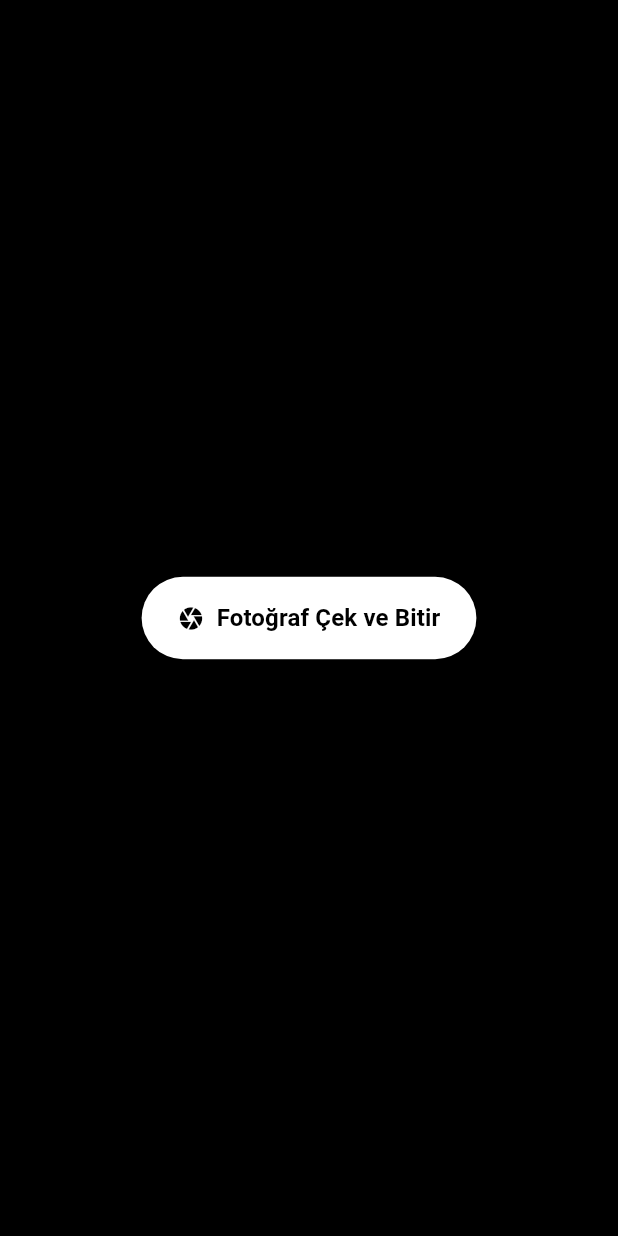
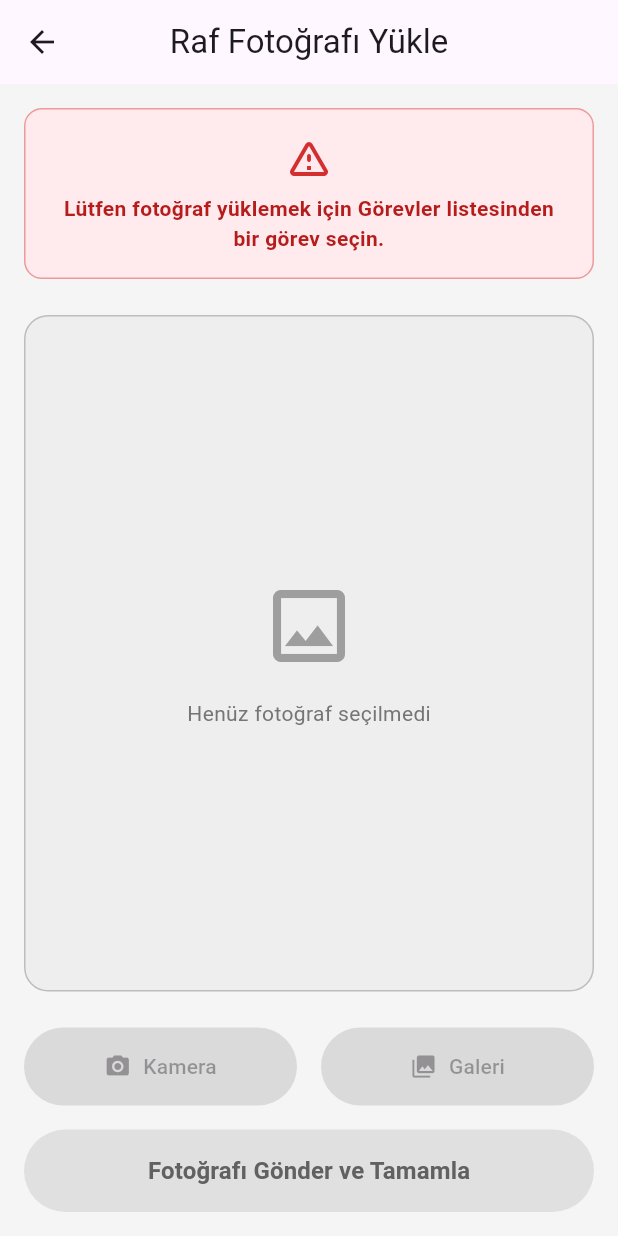
Before and after one commit to SmartVision-RetailAuditing/mobile-app, a Flutter app: the CameraScreen screen opened directly, on a phone screen of 412 x 824 dp. Run offline on Flutter 3.47's test engine with Material 3 defaults, Android fonts, the light colour scheme and no system bars; our stand-ins replace dio, fl_chart, flutter_riverpod, flutter_secure_storage, geolocator, google_maps_flutter and 1 more; missing offline and left inert: flutter_polyline_points; accounts and stored records are empty.

Commit message:
FP-99 - Feature: added camera/gallery support, 401 unauthorized interceptor, and audit API integration

```diff
--- /dev/null
+++ b/lib/base/audit_base.dart
@@ -0,0 +1,3 @@
+abstract class AuditBase {
+  Future<bool> submitAuditPhoto(int taskId, String imagePath);
+}
--- /dev/null
+++ b/lib/service/base/audit_service.dart
@@ -0,0 +1,4 @@
+abstract class AuditService {
+  // Fotoğraf yükleme işleminin taslağı
+  Future<bool> submitAuditPhoto(int taskId, String imagePath);
+}
--- a/lib/view/camera_view.dart
+++ b/lib/view/camera_view.dart
@@ -1,51 +1,200 @@
+import 'dart:io';
 import 'package:flutter/material.dart';
 import 'package:flutter_riverpod/flutter_riverpod.dart';
-import '../providers.dart'; // activeTaskProvider için
+import 'package:image_picker/image_picker.dart';
+import '../providers.dart';
 import '../view_model/camera_view_model.dart';
 
-class CameraScreen extends ConsumerWidget {
+class CameraScreen extends ConsumerStatefulWidget {
   const CameraScreen({super.key});
 
   @override
-  Widget build(BuildContext context, WidgetRef ref) {
-    // Sadece ekranda göstermek istersek aktif görevi izleyebiliriz
+  ConsumerState<CameraScreen> createState() => _CameraScreenState();
+}
+
+class _CameraScreenState extends ConsumerState<CameraScreen> {
+  File? _selectedImage;
+  bool _isLoading = false;
+  final ImagePicker _picker = ImagePicker();
+
+  // Kameradan veya Galeriden fotoğraf seçme fonksiyonu
+  Future<void> _pickImage(ImageSource source) async {
+    try {
+      final XFile? pickedFile = await _picker.pickImage(
+        source: source,
+        imageQuality: 80, // Yüklemeyi hızlandırmak için boyutu optimize ediyoruz
+      );
+
+      if (pickedFile != null) {
+        setState(() {
+          _selectedImage = File(pickedFile.path);
+        });
+      }
+    } catch (e) {
+      print("Fotoğraf seçme hatası: $e");
+    }
+  }
+
+  // Fotoğrafı Backend'e Gönderme Fonksiyonu
+  Future<void> _submitPhoto() async {
+    final activeTask = ref.read(activeTaskProvider);
+
+    // KONTROL 1: Görev seçili mi?
+    if (activeTask == null || activeTask.id == null) {
+      ScaffoldMessenger.of(context).showSnackBar(
+        const SnackBar(
+          content: Text("Hata: Lütfen önce Görevler sekmesinden bir görev seçin!"),
+          backgroundColor: Colors.red,
+        ),
+      );
+      return;
+    }
+
+    // KONTROL 2: Fotoğraf var mı?
+    if (_selectedImage == null) {
+      ScaffoldMessenger.of(context).showSnackBar(
+        const SnackBar(
+          content: Text("Lütfen göndermeden önce bir fotoğraf çekin veya seçin."),
+          backgroundColor: Colors.orange,
+        ),
+      );
+      return;
+    }
+
+    setState(() { _isLoading = true; });
+
+    // ViewModel'i çağırıp dosya yolunu (imagePath) gönderiyoruz
+    await ref.read(cameraViewModelProvider.notifier).takePhotoAndCompleteTask(_selectedImage!.path);
+
+    if (mounted) {
+      setState(() { _isLoading = false; });
+      _selectedImage = null; // Yükleme sonrası ekranı temizle
+    }
+  }
+
+  @override
+  Widget build(BuildContext context) {
     final activeTask = ref.watch(activeTaskProvider);
+    final hasTask = activeTask != null;
 
     return Scaffold(
-      backgroundColor: Colors.black,
-      body: Center(
+      appBar: AppBar(
+        title: const Text('Raf Fotoğrafı Yükle'),
+        centerTitle: true,
+      ),
+      body: Padding(
+        padding: const EdgeInsets.all(16.0),
         child: Column(
-          mainAxisAlignment: MainAxisAlignment.center,
+          crossAxisAlignment: CrossAxisAlignment.stretch,
           children: [
-            // Kullanıcıya hangi mağazanın fotoğrafını çektiğini gösterebiliriz (İsteğe bağlı)
-            if (activeTask != null) ...[
-              Text(
-                activeTask.storeName ?? "Bilinmeyen Mağaza",
-                style: const TextStyle(color: Colors.white, fontSize: 20, fontWeight: FontWeight.bold),
+            // GÖREV BİLGİ KARTI
+            Container(
+              padding: const EdgeInsets.all(16),
+              decoration: BoxDecoration(
+                color: hasTask ? Colors.blue.shade50 : Colors.red.shade50,
+                borderRadius: BorderRadius.circular(12),
+                border: Border.all(color: hasTask ? Colors.blue.shade200 : Colors.red.shade200),
               ),
-              const SizedBox(height: 8),
-              Text(
-                "Görev: ${activeTask.taskType ?? '-'}",
-                style: const TextStyle(color: Colors.grey, fontSize: 14),
+              child: Column(
+                children: [
+                  Icon(
+                    hasTask ? Icons.assignment_turned_in : Icons.warning_amber_rounded,
+                    color: hasTask ? Colors.blue.shade700 : Colors.red.shade700,
+                    size: 32,
+                  ),
+                  const SizedBox(height: 8),
+                  Text(
+                    hasTask
+                        ? "Aktif Görev: ${activeTask.storeName}\nTip: ${activeTask.taskType}"
+                        : "Lütfen fotoğraf yüklemek için Görevler listesinden bir görev seçin.",
+                    textAlign: TextAlign.center,
+                    style: TextStyle(
+                      color: hasTask ? Colors.blue.shade900 : Colors.red.shade900,
+                      fontWeight: FontWeight.w600,
+                    ),
+                  ),
+                ],
               ),
-              const SizedBox(height: 32),
-            ],
+            ),
+            const SizedBox(height: 24),
 
-            ElevatedButton.icon(
-              onPressed: () {
-                // ViewModel'deki fonksiyonu tetikliyoruz
-                ref.read(cameraViewModelProvider.notifier).takePhotoAndCompleteTask();
-              },
+            // FOTOĞRAF ÖNİZLEME ALANI
+            Expanded(
+              child: Container(
+                decoration: BoxDecoration(
+                  color: Colors.grey.shade200,
+                  borderRadius: BorderRadius.circular(16),
+                  border: Border.all(color: Colors.grey.shade400),
+                ),
+                child: _selectedImage != null
+                    ? ClipRRect(
+                  borderRadius: BorderRadius.circular(16),
+                  child: Image.file(_selectedImage!, fit: BoxFit.cover),
+                )
+                    : Column(
+                  mainAxisAlignment: MainAxisAlignment.center,
+                  children: [
+                    Icon(Icons.image_outlined, size: 64, color: Colors.grey.shade500),
+                    const SizedBox(height: 16),
+                    Text(
+                      "Henüz fotoğraf seçilmedi",
+                      style: TextStyle(color: Colors.grey.shade600),
+                    ),
+                  ],
+                ),
+              ),
+            ),
+            const SizedBox(height: 24),
+
+            // KAMERA / GALERİ BUTONLARI
+            Row(
+              children: [
+                Expanded(
+                  child: ElevatedButton.icon(
+                    onPressed: hasTask && !_isLoading ? () => _pickImage(ImageSource.camera) : null,
+                    icon: const Icon(Icons.camera_alt),
+                    label: const Text('Kamera'),
+                    style: ElevatedButton.styleFrom(
+                      padding: const EdgeInsets.symmetric(vertical: 16),
+                      backgroundColor: Colors.blue.shade700,
+                      foregroundColor: Colors.white,
+                    ),
+                  ),
+                ),
+                const SizedBox(width: 16),
+                Expanded(
+                  child: ElevatedButton.icon(
+                    onPressed: hasTask && !_isLoading ? () => _pickImage(ImageSource.gallery) : null,
+                    icon: const Icon(Icons.photo_library),
+                    label: const Text('Galeri'),
+                    style: ElevatedButton.styleFrom(
+                      padding: const EdgeInsets.symmetric(vertical: 16),
+                      backgroundColor: Colors.teal,
+                      foregroundColor: Colors.white,
+                    ),
+                  ),
+                ),
+              ],
+            ),
+            const SizedBox(height: 16),
+
+            // GÖNDER BUTONU
+            ElevatedButton(
+              onPressed: hasTask && _selectedImage != null && !_isLoading ? _submitPhoto : null,
               style: ElevatedButton.styleFrom(
-                padding: const EdgeInsets.symmetric(horizontal: 24, vertical: 16),
-                backgroundColor: Colors.white,
-                foregroundColor: Colors.black,
+                padding: const EdgeInsets.symmetric(vertical: 16),
+                backgroundColor: Colors.green.shade600, // Aktifken arka plan rengi
+                foregroundColor: Colors.white,          // Aktifken yazı rengi
+                disabledBackgroundColor: Colors.grey.shade300, // Pasifken arka plan rengi
+                disabledForegroundColor: Colors.grey.shade700, // EKLENEN SATIR: Pasifken yazı rengi
               ),
-              icon: const Icon(Icons.camera),
-              label: const Text(
-                "Fotoğraf Çek ve Bitir",
-                style: TextStyle(fontSize: 16, fontWeight: FontWeight.bold),
-              ),
+              child: _isLoading
+                  ? const SizedBox(
+                height: 20,
+                width: 20,
+                child: CircularProgressIndicator(color: Colors.white, strokeWidth: 2),
+              )
+                  : const Text('Fotoğrafı Gönder ve Tamamla', style: TextStyle(fontSize: 16, fontWeight: FontWeight.bold)),
             ),
           ],
         ),
--- a/lib/view/map_view.dart
+++ b/lib/view/map_view.dart
@@ -19,7 +19,7 @@ class MapScreen extends ConsumerWidget {
           GoogleMap(
             mapType: MapType.normal,
             initialCameraPosition: CameraPosition(
-              target: viewModel.targetLocation ?? const LatLng(41.0082, 28.9784),
+              target: viewModel.targetLocation ?? const LatLng(38.4237, 27.1428),
               zoom: 14.5,
             ),
             markers: viewModel.markers,
--- a/pubspec.yaml
+++ b/pubspec.yaml
@@ -42,6 +42,7 @@ dependencies:
   geolocator: ^14.0.2
   dio: ^5.9.1
   flutter_secure_storage: ^10.0.0
+  image_picker: ^1.2.1
 
 dev_dependencies:
   flutter_test:
```
Also changed, not shown: lib/main.dart (+22 -11 lines), lib/repository/audit_repository.dart (added, +13 -0 lines), lib/service/api/api_audit_service.dart (added, +35 -0 lines), lib/service/base/api_client.dart (+20 -11 lines), lib/view_model/camera_view_model.dart (+17 -14 lines), pubspec.lock, 5 other files.
